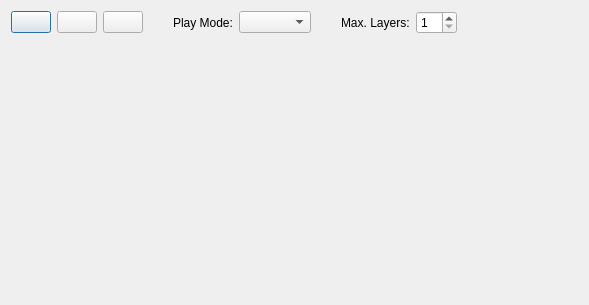
Above: src/Common/gui/LooperWindow.ui from elieserdejesus/JamTaba before the change. Below: the same form after it.
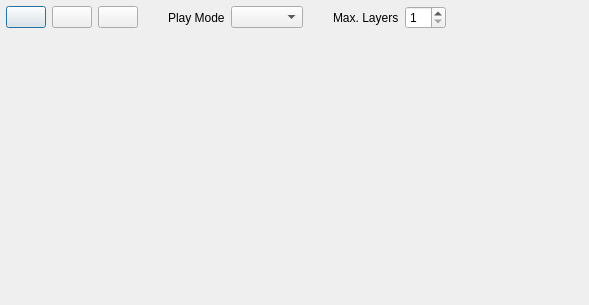
That is the form after the change. Icons and pictures are not drawn.

Commit message: Improving looper window

Patch:
```diff
--- a/src/Common/gui/LooperWindow.ui
+++ b/src/Common/gui/LooperWindow.ui
@@ -14,6 +14,21 @@
    <string>Dialog</string>
   </property>
   <layout class="QVBoxLayout" name="verticalLayout">
+   <property name="spacing">
+    <number>12</number>
+   </property>
+   <property name="leftMargin">
+    <number>6</number>
+   </property>
+   <property name="topMargin">
+    <number>6</number>
+   </property>
+   <property name="rightMargin">
+    <number>6</number>
+   </property>
+   <property name="bottomMargin">
+    <number>6</number>
+   </property>
    <item>
     <widget class="QWidget" name="widget" native="true">
      <layout class="QHBoxLayout" name="horizontalLayout">
@@ -99,7 +114,10 @@
       <item>
        <widget class="QLabel" name="label_2">
         <property name="text">
-         <string>Play Mode:</string>
+         <string>Play Mode</string>
+        </property>
+        <property name="buddy">
+         <cstring>comboBoxPlayMode</cstring>
         </property>
        </widget>
       </item>
@@ -125,7 +143,10 @@
       <item>
        <widget class="QLabel" name="label">
         <property name="text">
-         <string>Max. Layers:</string>
+         <string>Max. Layers</string>
+        </property>
+        <property name="buddy">
+         <cstring>maxLayersSpinBox</cstring>
         </property>
        </widget>
       </item>
```
Left out of the diff: 4 changed lines with no effect on the pictures. The commit also changes 6 other files.
